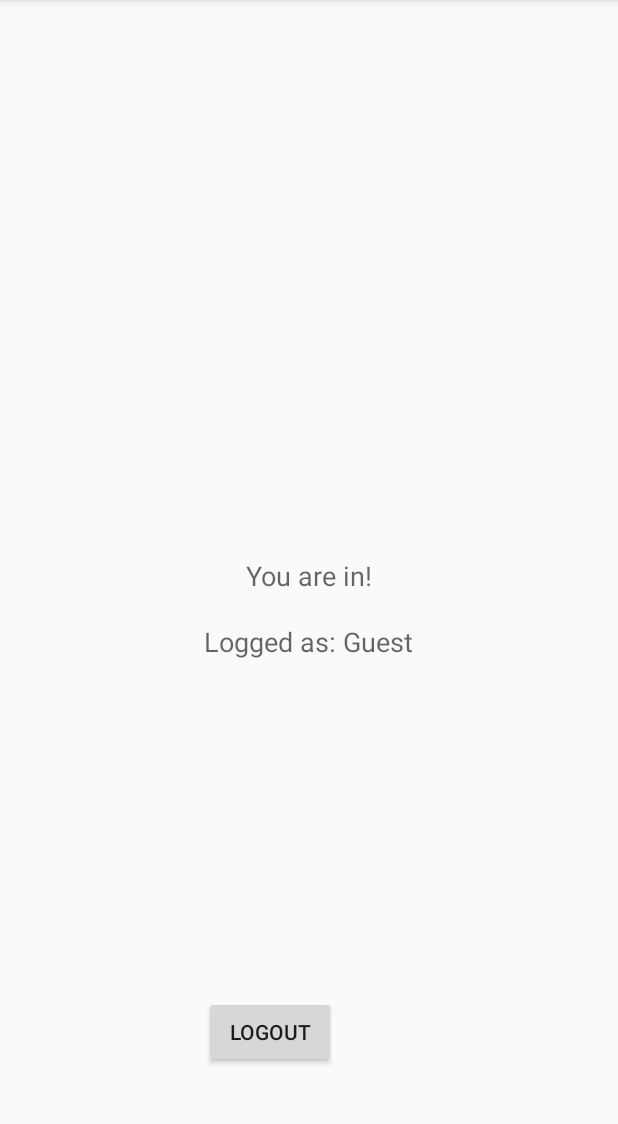
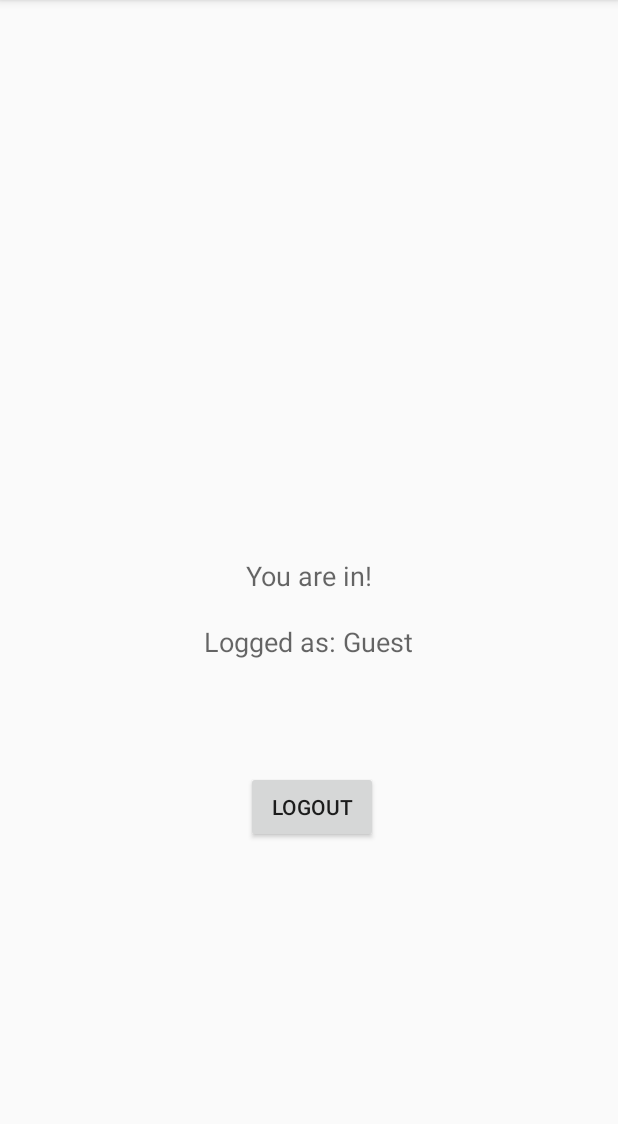
Before and after one commit to NuriaBruch/UPC-BeCitizen, an Android app: the InsideActivity screen opened directly, with no data from a screen before it, on a phone screen of 412 x 824 dp, the part 84-1208 px from its top. Run offline under Robolectric (Android 15) with nearby library versions, the phone set to English and light mode, and no system bars.

```diff
--- a/frontend/BeCitizeN/app/src/main/java/com/becitizen/app/becitizen/domain/adapters/ControllerUserData.java
+++ b/frontend/BeCitizeN/app/src/main/java/com/becitizen/app/becitizen/domain/adapters/ControllerUserData.java
@@ -33,6 +33,7 @@ public class ControllerUserData {
     protected ControllerUserData() {
         // Exists only to defeat instantiation.
     }
+
     public static ControllerUserData getInstance() {
         if(instance == null) {
             instance = new ControllerUserData();
--- a/frontend/BeCitizeN/app/src/main/res/layout/activity_inside.xml
+++ b/frontend/BeCitizeN/app/src/main/res/layout/activity_inside.xml
@@ -25,9 +25,9 @@
         android:id="@+id/logoutButton"
         android:layout_width="wrap_content"
         android:layout_height="wrap_content"
-        android:layout_alignParentBottom="true"
-        android:layout_alignStart="@+id/textLoggedAs"
-        android:layout_marginBottom="56dp"
+        android:layout_alignStart="@+id/textYouIn"
+        android:layout_below="@+id/textLoggedAs"
+        android:layout_marginTop="74dp"
         android:onClick="onClick"
         android:text="@string/logout" />
 </RelativeLayout>
```
Also changed, not shown: frontend/BeCitizeN/app/src/main/java/com/becitizen/app/becitizen/domain/MySharedPreferences.java (+27 -0 lines).
